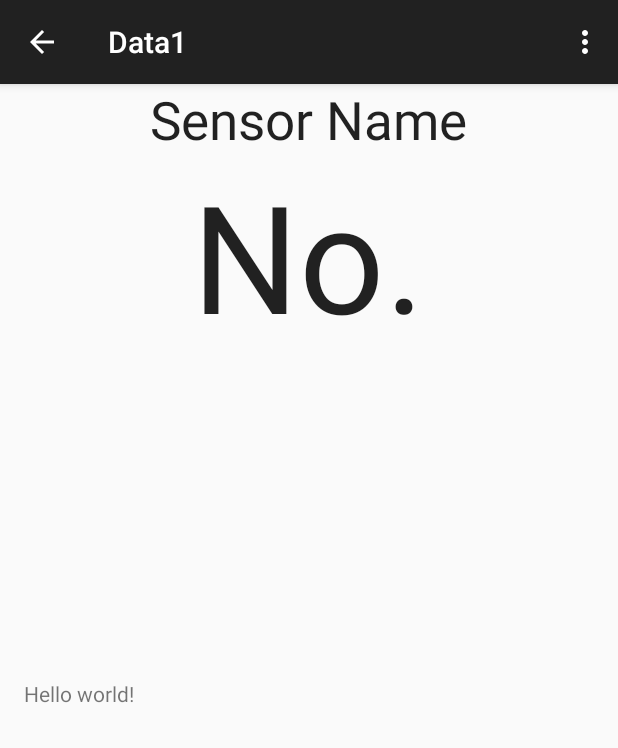
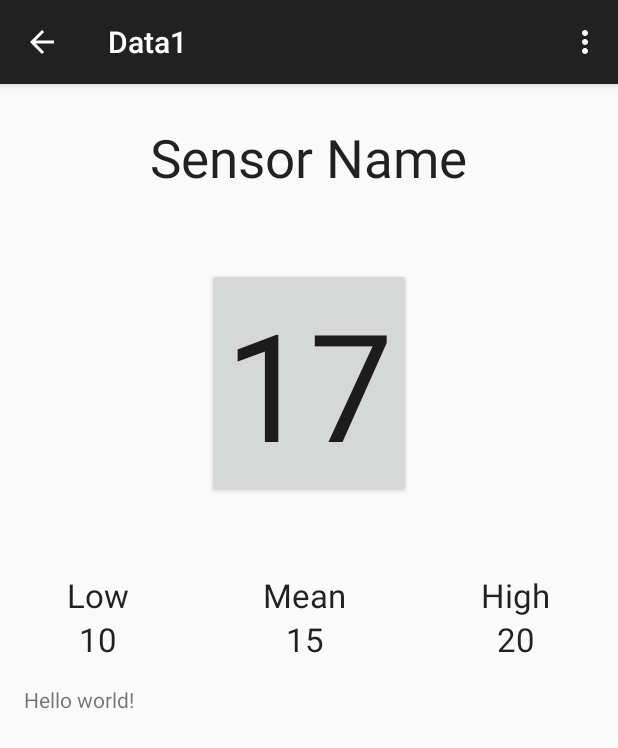
Before and after one commit to jorgep19/softwareEng, an Android app: the Data1 screen opened directly, with no data from a screen before it, on a phone screen of 412 x 824 dp. Shown: the top 748 px of the screen. Run offline under Robolectric (Android 15) with nearby library versions, the light colour scheme and no system bars.

Commit message:
Finished layout for datascreen. Added class to download user data.

```diff
--- /dev/null
+++ b/mobileapp/HomeSense/app/src/main/java/com/example/app/DownloadUserData.java
@@ -0,0 +1,17 @@
+/*
+package com.example.app;
+
+import android.content.Context;
+import android.os.AsyncTask;
+
+import java.io.BufferedReader;
+import java.io.InputStream;
+import java.io.InputStreamReader;
+import java.net.HttpURLConnection;
+import java.net.URL;
+
+public class DownloadUserData extentds AsyncTask<String, Void, String> {
+
+
+}
+*/
--- a/mobileapp/HomeSense/app/src/main/java/com/example/app/HomeScreen.java
+++ b/mobileapp/HomeSense/app/src/main/java/com/example/app/HomeScreen.java
@@ -28,18 +28,6 @@ public class HomeScreen extends ActionBarActivity {
             getActionBar().setDisplayHomeAsUpEnabled(true);
         }
 
-        /*Get the message from the intent
-        Intent intent = getIntent();
-        Bundle bundleLogin = intent.getExtras();
-        String email = bundleLogin.getString("email");
-        String pw = bundleLogin.getString("pw");
-
-        //print email & pw for no reason
-        TextView textView = new TextView(this);
-        textView.setTextSize(40);
-        textView.setText("Home Screen");
-
-        setContentView(textView);*/
 
     }
 
--- a/mobileapp/HomeSense/app/src/main/res/layout/activity_data1.xml
+++ b/mobileapp/HomeSense/app/src/main/res/layout/activity_data1.xml
@@ -15,22 +15,119 @@
         android:id="@+id/textSensorName"
         android:layout_gravity="center_horizontal"
         android:textSize="35sp"
+        android:layout_marginTop="25dp"
         />
 
-    <TextView
+    <Button
         android:layout_width="wrap_content"
         android:layout_height="wrap_content"
         android:textAppearance="?android:attr/textAppearanceLarge"
-        android:text="No."
-        android:id="@+id/textCurData"
+        android:text="17"
+        android:id="@+id/butCurData"
+        android:textSize="100sp"
+        android:layout_below="@+id/textSensorName"
+        android:layout_marginTop="50dp"
         android:layout_gravity="center_horizontal"
-        android:textSize="100sp"
         />
 
+    <LinearLayout
+        android:layout_width="match_parent"
+        android:layout_height="wrap_content"
+        android:orientation="horizontal"
+        android:layout_marginTop="50dp"
+        android:layout_gravity="center_horizontal">
+
+        <LinearLayout
+            android:layout_width="wrap_content"
+            android:layout_height="wrap_content"
+            android:orientation="vertical"
+            android:layout_weight="1"
+            android:layout_gravity="center_horizontal"
+            >
+
+            <TextView
+                android:id="@+id/textLowLabel"
+                android:layout_height="wrap_content"
+                android:layout_width="wrap_content"
+                android:text="Low"
+                android:textAppearance="?android:attr/textAppearanceLarge"
+                android:layout_gravity="center_horizontal"
+                />
+
+            <TextView
+                android:id="@+id/textLowData"
+                android:layout_width="wrap_content"
+                android:layout_height="wrap_content"
+                android:text="10"
+                android:textAppearance="?android:attr/textAppearanceLarge"
+                android:layout_gravity="center_horizontal"
+                />
+
+        </LinearLayout>
+
+        <LinearLayout
+            android:layout_width="wrap_content"
+            android:layout_height="wrap_content"
+            android:orientation="vertical"
+            android:layout_weight="1"
+            android:layout_gravity="center_horizontal"
+            >
+
+            <TextView
+                android:id="@+id/textMeanLabel"
+                android:layout_height="wrap_content"
+                android:layout_width="wrap_content"
+                android:text="Mean"
+                android:textAppearance="?android:attr/textAppearanceLarge"
+                android:layout_gravity="center_horizontal"
+                />
+
+            <TextView
+                android:id="@+id/textMeanData"
+                android:layout_width="wrap_content"
+                android:layout_height="wrap_content"
+                android:text="15"
+                android:textAppearance="?android:attr/textAppearanceLarge"
+                android:layout_gravity="center_horizontal"
+                />
+
+        </LinearLayout>
+
+        <LinearLayout
+            android:layout_width="wrap_content"
+            android:layout_height="wrap_content"
+            android:orientation="vertical"
+            android:layout_weight="1"
+            android:layout_gravity="center_horizontal"
+            >
+
+            <TextView
+                android:id="@+id/textHighLabel"
+                android:layout_height="wrap_content"
+                android:layout_width="wrap_content"
+                android:text="High"
+                android:textAppearance="?android:attr/textAppearanceLarge"
+                android:layout_gravity="center_horizontal"
+                />
+
+            <TextView
+                android:id="@+id/textHighData"
+                android:layout_width="wrap_content"
+                android:layout_height="wrap_content"
+                android:text="20"
+                android:textAppearance="?android:attr/textAppearanceLarge"
+                android:layout_gravity="center_horizontal"
+                />
+
+        </LinearLayout>
+
+    </LinearLayout>
+
+    <!--
     <ImageView
         android:layout_width="200dp"
         android:layout_height="200dp"
         android:id="@+id/imageView"
         android:layout_gravity="center_horizontal" />
-
+    -->
 </LinearLayout>
```
